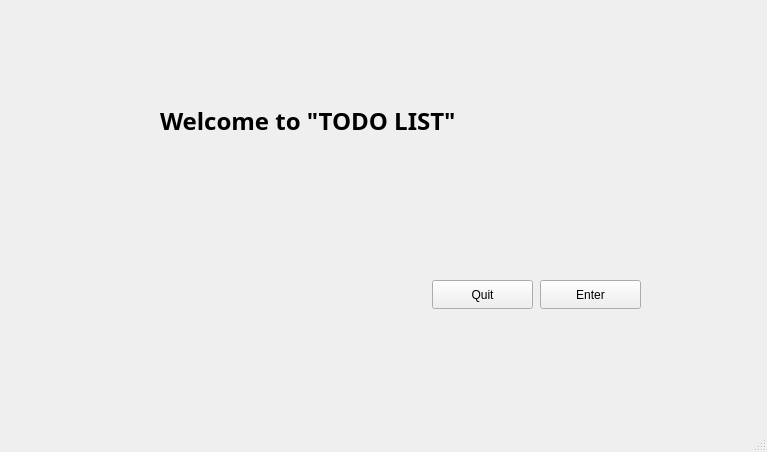
The window that Project_Ap/mainwindow.ui (Hasansaberifar/AP_Prozhe) describes before a commit, drawn with Qt 5.
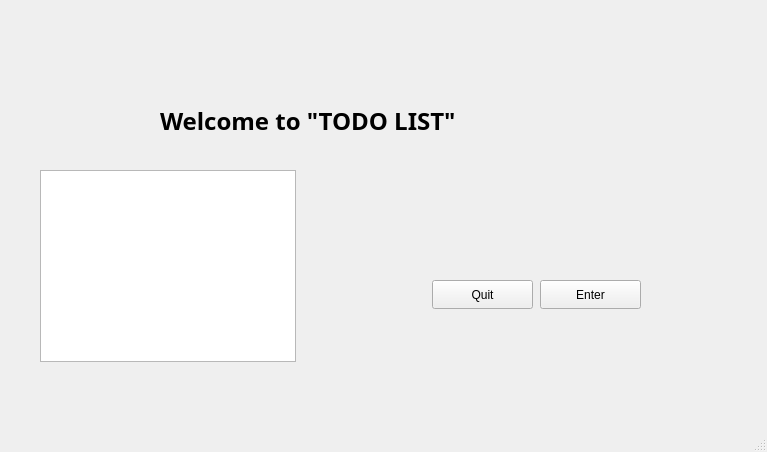
The same window after the commit.

What changed in the file:
```diff
--- a/Project_Ap/mainwindow.ui
+++ b/Project_Ap/mainwindow.ui
@@ -60,6 +60,16 @@
      <string>Enter</string>
     </property>
    </widget>
+   <widget class="QTextBrowser" name="textBrowser_receivedMessages">
+    <property name="geometry">
+     <rect>
+      <x>40</x>
+      <y>170</y>
+      <width>256</width>
+      <height>192</height>
+     </rect>
+    </property>
+   </widget>
   </widget>
   <widget class="QMenuBar" name="menubar">
    <property name="geometry">
```
Left out of the diff: 2 changed lines with no effect on the pictures.
